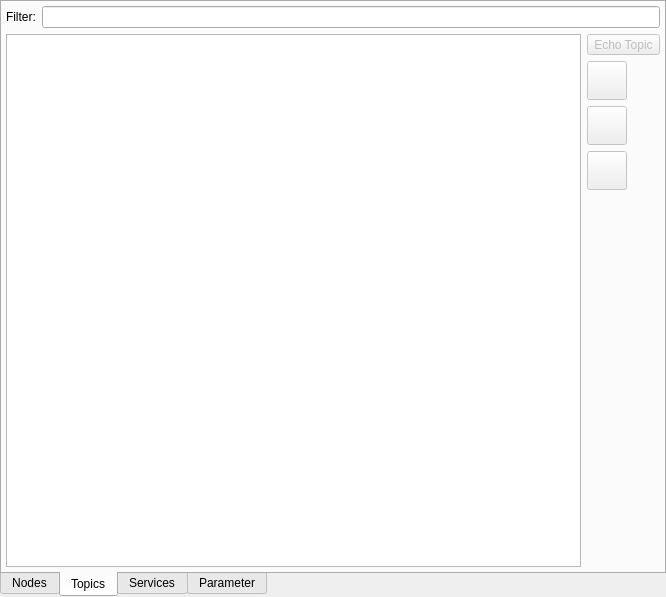
This is node_manager_fkie/src/node_manager_fkie/MasterTab.ui in fkie/multimaster_fkie as Qt 5 draws it before an edit. The edited form follows.
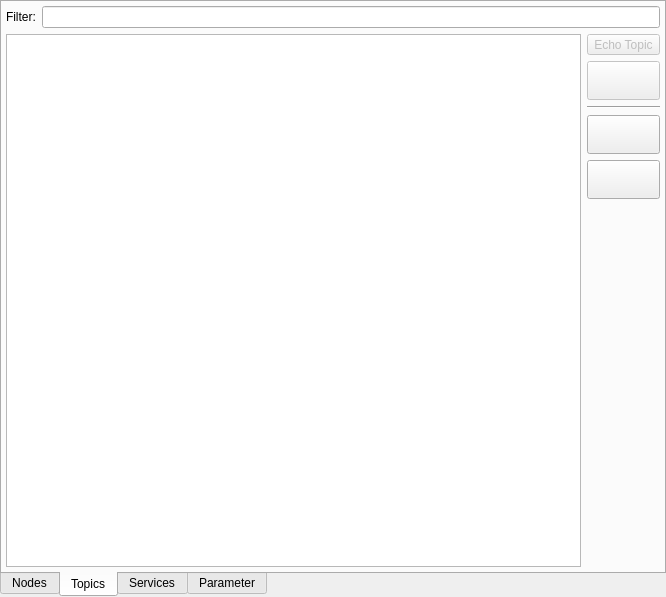
This is the edited form. The open tabs and pages were chosen to show the change. Icons and pictures are not drawn.

Patch:
```diff
--- a/node_manager_fkie/src/node_manager_fkie/MasterTab.ui
+++ b/node_manager_fkie/src/node_manager_fkie/MasterTab.ui
@@ -466,7 +466,7 @@
             <property name="frameShadow">
              <enum>QFrame::Raised</enum>
             </property>
-            <layout class="QVBoxLayout" name="verticalLayout_5">
+            <layout class="QVBoxLayout" name="verticalLayout_5" stretch="0,0,0,0,0,0">
              <property name="margin">
               <number>0</number>
              </property>
@@ -502,6 +502,12 @@
                <property name="enabled">
                 <bool>false</bool>
                </property>
+               <property name="sizePolicy">
+                <sizepolicy hsizetype="Preferred" vsizetype="Fixed">
+                 <horstretch>0</horstretch>
+                 <verstretch>0</verstretch>
+                </sizepolicy>
+               </property>
                <property name="toolTip">
                 <string>shows only the receive rate of the topic</string>
                </property>
@@ -517,10 +523,20 @@
                </property>
               </widget>
              </item>
+             <item>
+              <widget class="Line" name="line">
+               <property name="orientation">
+                <enum>Qt::Horizontal</enum>
+               </property>
+              </widget>
+             </item>
              <item>
               <widget class="QToolButton" name="pubTopicButton">
-               <property name="enabled">
-                <bool>false</bool>
+               <property name="sizePolicy">
+                <sizepolicy hsizetype="Preferred" vsizetype="Fixed">
+                 <horstretch>0</horstretch>
+                 <verstretch>0</verstretch>
+                </sizepolicy>
                </property>
                <property name="toolTip">
                 <string>starts a publisher for selected topic
@@ -540,8 +556,11 @@
              </item>
              <item>
               <widget class="QToolButton" name="pubStopTopicButton">
-               <property name="enabled">
-                <bool>false</bool>
+               <property name="sizePolicy">
+                <sizepolicy hsizetype="Preferred" vsizetype="Fixed">
+                 <horstretch>0</horstretch>
+                 <verstretch>0</verstretch>
+                </sizepolicy>
                </property>
                <property name="toolTip">
                 <string>stops a running publisher of selected topic</string>
@@ -565,7 +584,7 @@
                </property>
                <property name="sizeHint" stdset="0">
                 <size>
-                 <width>20</width>
+                 <width>16</width>
                  <height>40</height>
                 </size>
                </property>
```
Left out of the diff: 12 changed lines with no effect on the pictures.
